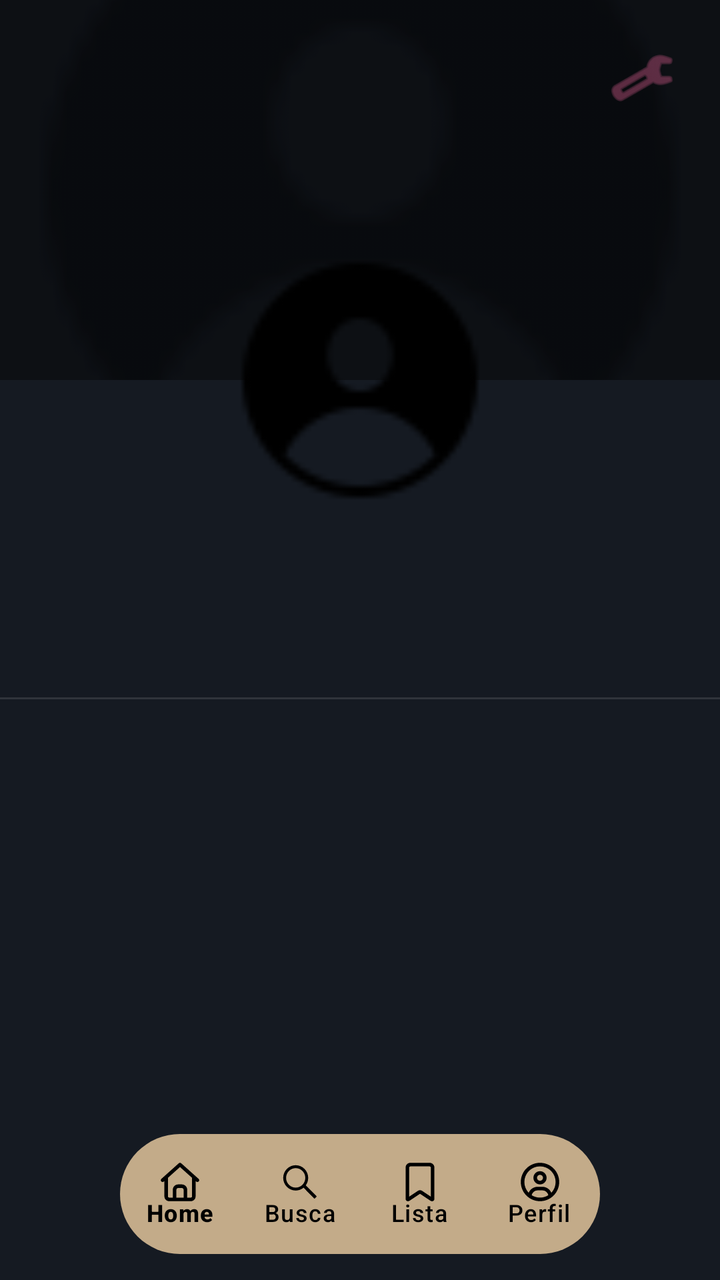
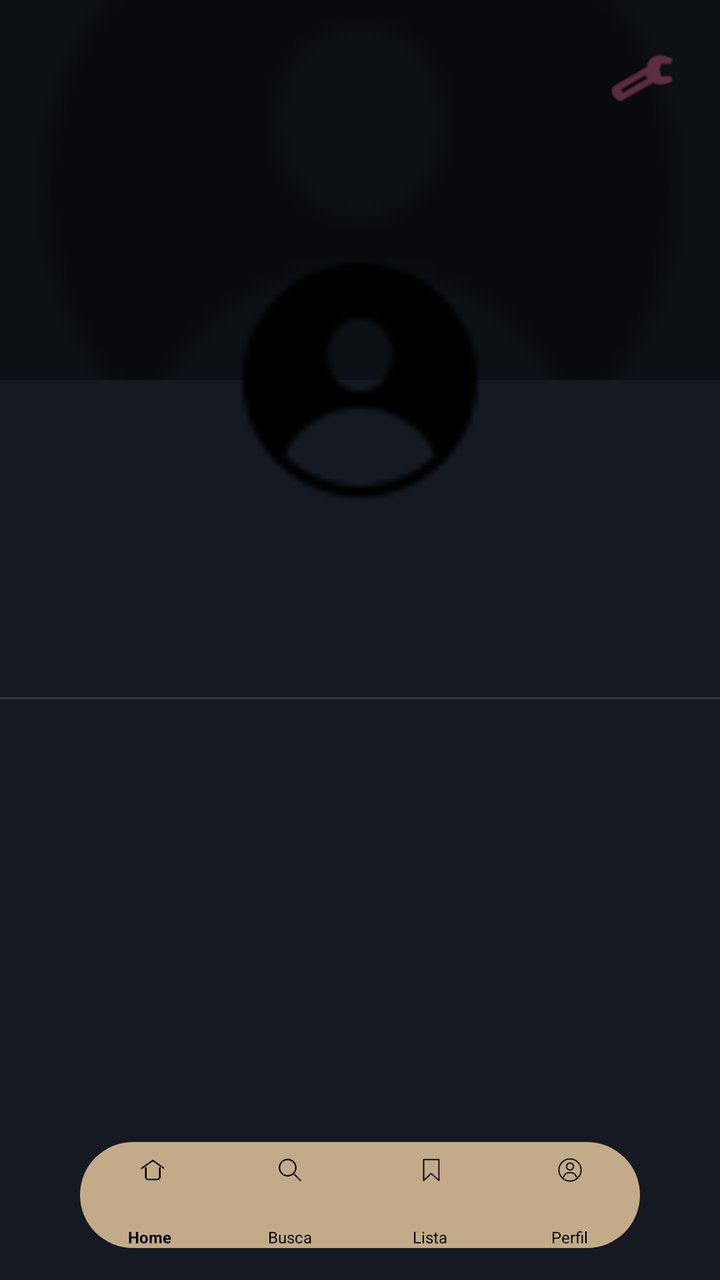

Two renders of the same Android screen: before a commit and after it. Below are the layout's source before the change and the commit's diff.
<!-- AndroidManifest.xml: application theme Theme.RollView -->
<!-- res/layout/activity_perfil.xml -->
<?xml version="1.0" encoding="utf-8"?>
<RelativeLayout xmlns:android="http://schemas.android.com/apk/res/android"
    xmlns:app="http://schemas.android.com/apk/res-auto"
    android:layout_width="match_parent"
    android:layout_height="match_parent"
    android:background="#151A22">


    <LinearLayout
        android:layout_width="match_parent"
        android:layout_height="match_parent"
        android:layout_above="@id/bottomNav"
        android:orientation="vertical">

        <FrameLayout
            android:layout_width="match_parent"
            android:layout_height="260dp">

            <ImageView
                android:id="@+id/imgBackground"
                android:layout_width="match_parent"
                android:layout_height="190dp"
                android:alpha="0.34"
                android:scaleType="centerCrop"
                android:src="@drawable/user_default" />

            <View
                android:layout_width="match_parent"
                android:layout_height="190dp"
                android:background="#66000000" />

            <ImageView
                android:id="@+id/imgConfig"
                android:layout_width="34dp"
                android:layout_height="34dp"
                android:layout_gravity="top|end"
                android:layout_marginTop="22dp"
                android:layout_marginEnd="22dp"
                android:src="@android:drawable/ic_menu_preferences"
                app:tint="#944264" />

            <ImageView
                android:id="@+id/imgPerfil"
                android:layout_width="140dp"
                android:layout_height="140dp"
                android:layout_gravity="center_horizontal|bottom"
                android:clipToOutline="true"
                android:outlineProvider="background"
                android:padding="3dp"
                android:scaleType="centerCrop"
                android:src="@drawable/user_default" />

        </FrameLayout>

        <TextView
            android:id="@+id/txtNome"
            android:layout_width="wrap_content"
            android:layout_height="wrap_content"
            android:layout_marginStart="25dp"
            android:text=""
            android:textColor="#FFFFFF"
            android:textSize="26sp"
            android:textStyle="bold" />

        <TextView
            android:id="@+id/txtUsername"
            android:layout_width="wrap_content"
            android:layout_height="wrap_content"
            android:layout_marginStart="25dp"
            android:layout_marginTop="4dp"
            android:text=""
            android:textColor="#D96B9A"
            android:textSize="16sp" />

        <View
            android:layout_width="match_parent"
            android:layout_height="1dp"
            android:layout_marginTop="28dp"
            android:background="#30343B" />

        <androidx.recyclerview.widget.RecyclerView
            android:id="@+id/recyclerAvaliacoes"
            android:layout_width="match_parent"
            android:layout_height="0dp"
            android:layout_weight="1"
            android:padding="22dp" />

    </LinearLayout>

    <com.google.android.material.bottomnavigation.BottomNavigationView
        android:id="@+id/bottomNav"
        android:layout_width="300dp"
        android:layout_height="60dp"
        android:layout_alignParentStart="true"
        android:layout_alignParentEnd="true"
        android:layout_alignParentBottom="true"
        android:layout_marginStart="60dp"
        android:layout_marginEnd="60dp"
        android:layout_marginBottom="13dp"
        android:background="@drawable/navbar_rounded"
        app:itemActiveIndicatorStyle="@null"
        app:itemIconSize="24dp"
        app:itemIconTint="@android:color/black"
        app:itemTextColor="@android:color/black"
        app:labelVisibilityMode="labeled"
        app:menu="@menu/bottom_menu" />

</RelativeLayout>
<!-- resources referenced by this layout -->
<resources>
  <!-- drawable navbar_rounded (drawable) -->
  <?xml version="1.0" encoding="utf-8"?>
  <shape xmlns:android="http://schemas.android.com/apk/res/android">
  
      
      <solid android:color="#C3AB89" />
  
      
      <corners
          android:topLeftRadius="30dp"
          android:topRightRadius="30dp"
          android:bottomLeftRadius="30dp"
          android:bottomRightRadius="30dp" />
  
  </shape>
  <!-- drawable user_default: png bitmap (drawable, 832 bytes) -->
  <style name="Theme.RollView" parent="Base.Theme.RollView" />
  <style name="Base.Theme.RollView" parent="Theme.Material3.DayNight.NoActionBar">
          
          
      </style>
</resources>

<!-- the commit's change to res/layout/activity_perfil.xml (unified diff, before → after) -->
@@ -89,20 +89,24 @@
 
     <com.google.android.material.bottomnavigation.BottomNavigationView
         android:id="@+id/bottomNav"
-        android:layout_width="300dp"
-        android:layout_height="60dp"
-        android:layout_alignParentStart="true"
-        android:layout_alignParentEnd="true"
+        android:layout_width="280dp"
+        android:layout_height="53dp"
         android:layout_alignParentBottom="true"
-        android:layout_marginStart="60dp"
-        android:layout_marginEnd="60dp"
-        android:layout_marginBottom="13dp"
+        android:layout_centerHorizontal="true"
+        android:layout_marginBottom="16dp"
         android:background="@drawable/navbar_rounded"
+        android:paddingTop="0dp"
+        android:paddingBottom="0dp"
         app:itemActiveIndicatorStyle="@null"
-        app:itemIconSize="24dp"
+        app:itemIconSize="14dp"
         app:itemIconTint="@android:color/black"
         app:itemTextColor="@android:color/black"
+        app:itemPaddingTop="7dp"
+        app:itemPaddingBottom="0dp"
         app:labelVisibilityMode="labeled"
-        app:menu="@menu/bottom_menu" />
+        app:menu="@menu/bottom_menu"
+        app:itemTextAppearanceActive="@style/BottomNavText"
+        app:itemTextAppearanceInactive="@style/BottomNavText" />
+
 
 </RelativeLayout>
<!-- resource entries referenced after the edit -->
@@ -16,6 +16,10 @@
   
   </shape>
   <!-- drawable user_default: png bitmap (drawable, 832 bytes) -->
+  <style name="BottomNavText">
+          <item name="android:textSize">8sp</item>
+          <item name="android:textStyle">normal</item>
+      </style>
   <style name="Theme.RollView" parent="Base.Theme.RollView" />
   <style name="Base.Theme.RollView" parent="Theme.Material3.DayNight.NoActionBar">
           
